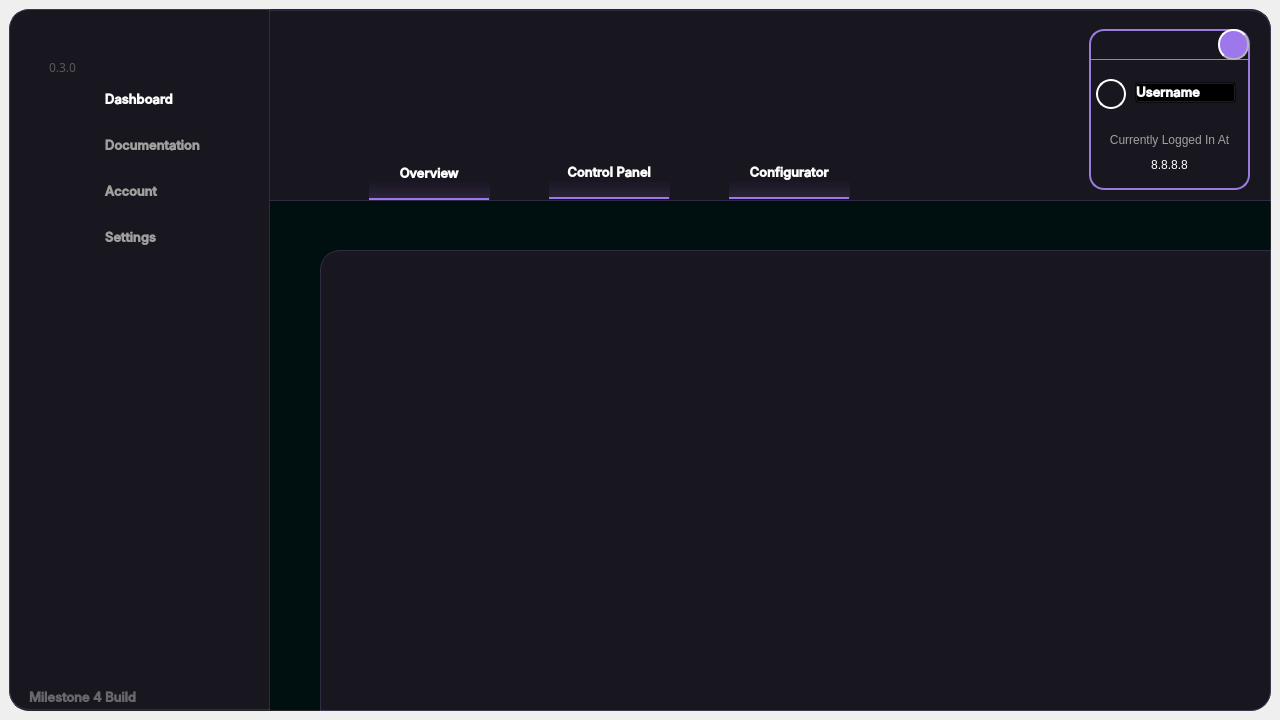
ameasere/Polaris, file UI/main.ui: the form before one commit.
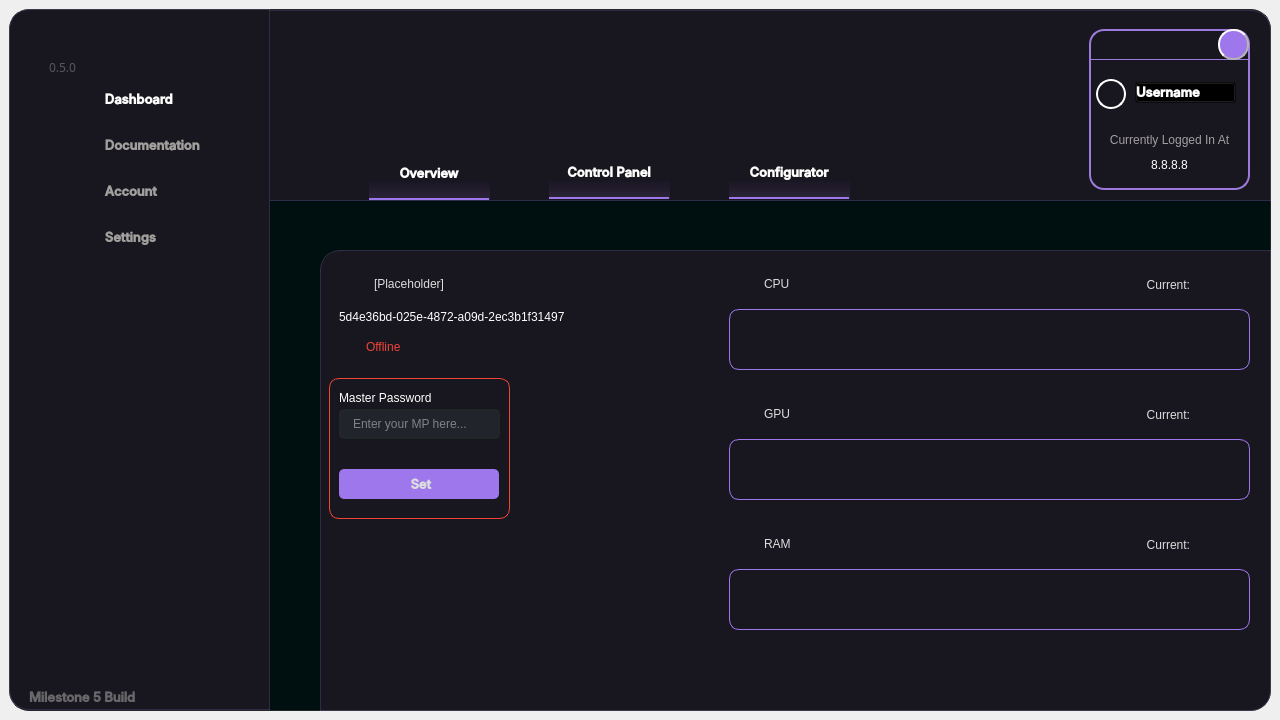
The form after the commit. The open tabs and pages were chosen to show the change. Icons and pictures are not drawn.

What changed in the file:
```diff
--- a/UI/main.ui
+++ b/UI/main.ui
@@ -1463,7 +1463,7 @@
 text-align: left;</string>
        </property>
        <property name="text">
-        <string>Milestone 4 Build</string>
+        <string>Milestone 5 Build</string>
        </property>
        <property name="alignment">
         <set>Qt::AlignLeading|Qt::AlignLeft|Qt::AlignVCenter</set>
@@ -1499,7 +1499,7 @@
 text-align: left;</string>
        </property>
        <property name="text">
-        <string>0.3.0</string>
+        <string>0.5.0</string>
        </property>
        <property name="alignment">
         <set>Qt::AlignLeading|Qt::AlignLeft|Qt::AlignVCenter</set>
@@ -1914,7 +1914,636 @@
            </property>
           </widget>
          </widget>
-         <widget class="QWidget" name="overview"/>
+         <widget class="QWidget" name="overview">
+          <widget class="QLabel" name="overview_icon">
+           <property name="geometry">
+            <rect>
+             <x>10</x>
+             <y>10</y>
+             <width>31</width>
+             <height>31</height>
+            </rect>
+           </property>
+           <property name="styleSheet">
+            <string notr="true"/>
+           </property>
+           <property name="text">
+            <string/>
+           </property>
+           <property name="pixmap">
+            <pixmap resource="resources.qrc">:/icons/images/icons/server.png</pixmap>
+           </property>
+           <property name="scaledContents">
+            <bool>false</bool>
+           </property>
+          </widget>
+          <widget class="QLabel" name="overview_hsm_name">
+           <property name="geometry">
+            <rect>
+             <x>45</x>
+             <y>9</y>
+             <width>171</width>
+             <height>31</height>
+            </rect>
+           </property>
+           <property name="styleSheet">
+            <string notr="true">font: 700 12pt &quot;Inter Medium&quot;;</string>
+           </property>
+           <property name="text">
+            <string>[Placeholder]</string>
+           </property>
+          </widget>
+          <widget class="QPushButton" name="overview_auth_btn">
+           <property name="geometry">
+            <rect>
+             <x>10</x>
+             <y>210</y>
+             <width>160</width>
+             <height>30</height>
+            </rect>
+           </property>
+           <property name="minimumSize">
+            <size>
+             <width>150</width>
+             <height>30</height>
+            </size>
+           </property>
+           <property name="font">
+            <font>
+             <family>Inter Medium</family>
+             <pointsize>10</pointsize>
+             <italic>false</italic>
+             <bold>true</bold>
+            </font>
+           </property>
+           <property name="cursor">
+            <cursorShape>PointingHandCursor</cursorShape>
+           </property>
+           <property name="styleSheet">
+            <string notr="true">QPushButton {
+background-color: #9e77ed;
+font: 600 10pt &quot;Inter Medium&quot;;
+border-radius: 5px;
+}
+QPushButton:hover {
+	background-color: rgb(168, 128, 255);
+	border-radius: 4px;
+}
+QPushButton:pressed {	
+	background-color: rgb(255, 243, 239);
+	font: 600 10pt &quot;Inter Medium&quot;;
+	icon: url(:/icons/images/icons/log-in_purple.png);
+	color: #9e77ed;
+	border-radius: 5px;
+}
+</string>
+           </property>
+           <property name="text">
+            <string> Set</string>
+           </property>
+           <property name="icon">
+            <iconset resource="resources.qrc">
+             <normaloff>:/icons/images/icons/lock.png</normaloff>:/icons/images/icons/lock.png</iconset>
+           </property>
+          </widget>
+          <widget class="QLabel" name="overview_mp_label">
+           <property name="geometry">
+            <rect>
+             <x>10</x>
+             <y>129</y>
+             <width>151</width>
+             <height>20</height>
+            </rect>
+           </property>
+           <property name="styleSheet">
+            <string notr="true">background-color: transparent;
+font: 600 10pt &quot;Inter Medium&quot;;
+text-align: left;
+color: #fff;
+border-radius: 5px;</string>
+           </property>
+           <property name="lineWidth">
+            <number>1</number>
+           </property>
+           <property name="text">
+            <string>Master Password</string>
+           </property>
+           <property name="alignment">
+            <set>Qt::AlignLeading|Qt::AlignLeft|Qt::AlignVCenter</set>
+           </property>
+          </widget>
+          <widget class="QLineEdit" name="overview_masterpw_field">
+           <property name="geometry">
+            <rect>
+             <x>10</x>
+             <y>150</y>
+             <width>161</width>
+             <height>30</height>
+            </rect>
+           </property>
+           <property name="minimumSize">
+            <size>
+             <width>0</width>
+             <height>30</height>
+            </size>
+           </property>
+           <property name="styleSheet">
+            <string notr="true">background-color: rgb(33, 37, 43);
+font: 600 10pt &quot;Inter Medium&quot;;</string>
+           </property>
+           <property name="inputMask">
+            <string/>
+           </property>
+           <property name="text">
+            <string/>
+           </property>
+           <property name="echoMode">
+            <enum>QLineEdit::Password</enum>
+           </property>
+           <property name="placeholderText">
+            <string>Enter your MP here...</string>
+           </property>
+          </widget>
+          <widget class="QLabel" name="overview_auth_icon">
+           <property name="geometry">
+            <rect>
+             <x>10</x>
+             <y>80</y>
+             <width>16</width>
+             <height>16</height>
+            </rect>
+           </property>
+           <property name="styleSheet">
+            <string notr="true"/>
+           </property>
+           <property name="text">
+            <string/>
+           </property>
+           <property name="pixmap">
+            <pixmap resource="resources.qrc">:/icons/images/icons/unauthenticated.png</pixmap>
+           </property>
+           <property name="scaledContents">
+            <bool>false</bool>
+           </property>
+          </widget>
+          <widget class="QLabel" name="overview_auth_label">
+           <property name="geometry">
+            <rect>
+             <x>37</x>
+             <y>80</y>
+             <width>121</width>
+             <height>16</height>
+            </rect>
+           </property>
+           <property name="styleSheet">
+            <string notr="true">font: 700 10pt &quot;Inter Medium&quot;;
+color: #F04438;</string>
+           </property>
+           <property name="text">
+            <string>Offline</string>
+           </property>
+          </widget>
+          <widget class="QLabel" name="auth_area_border">
+           <property name="geometry">
+            <rect>
+             <x>0</x>
+             <y>119</y>
+             <width>181</width>
+             <height>141</height>
+            </rect>
+           </property>
+           <property name="styleSheet">
+            <string notr="true">border: 1px solid #F04438;
+border-radius: 10px;</string>
+           </property>
+           <property name="lineWidth">
+            <number>1</number>
+           </property>
+           <property name="text">
+            <string/>
+           </property>
+           <property name="alignment">
+            <set>Qt::AlignLeading|Qt::AlignLeft|Qt::AlignVCenter</set>
+           </property>
+          </widget>
+          <widget class="QLabel" name="overview_icon_3">
+           <property name="geometry">
+            <rect>
+             <x>400</x>
+             <y>10</y>
+             <width>31</width>
+             <height>31</height>
+            </rect>
+           </property>
+           <property name="styleSheet">
+            <string notr="true"/>
+           </property>
+           <property name="text">
+            <string/>
+           </property>
+           <property name="pixmap">
+            <pixmap resource="resources.qrc">:/icons/images/icons/cpu.png</pixmap>
+           </property>
+           <property name="scaledContents">
+            <bool>false</bool>
+           </property>
+          </widget>
+          <widget class="QLabel" name="overview_cpu">
+           <property name="geometry">
+            <rect>
+             <x>435</x>
+             <y>9</y>
+             <width>41</width>
+             <height>31</height>
+            </rect>
+           </property>
+           <property name="styleSheet">
+            <string notr="true">font: 700 12pt &quot;Inter Medium&quot;;</string>
+           </property>
+           <property name="text">
+            <string>CPU</string>
+           </property>
+          </widget>
+          <widget class="QLabel" name="overview_mid">
+           <property name="geometry">
+            <rect>
+             <x>10</x>
+             <y>50</y>
+             <width>281</width>
+             <height>16</height>
+            </rect>
+           </property>
+           <property name="styleSheet">
+            <string notr="true">font: 700 10pt &quot;Inter Medium&quot;;
+color: #fff</string>
+           </property>
+           <property name="text">
+            <string>5d4e36bd-025e-4872-a09d-2ec3b1f31497</string>
+           </property>
+          </widget>
+          <widget class="QLabel" name="overview_icon_4">
+           <property name="geometry">
+            <rect>
+             <x>130</x>
+             <y>130</y>
+             <width>16</width>
+             <height>16</height>
+            </rect>
+           </property>
+           <property name="toolTip">
+            <string>&lt;html&gt;&lt;head/&gt;&lt;body&gt;&lt;p&gt;Upon logging in, you need to set the master password for this machine to authenticate yourself to the HSM.&lt;/p&gt;&lt;/body&gt;&lt;/html&gt;</string>
+           </property>
+           <property name="styleSheet">
+            <string notr="true"/>
+           </property>
+           <property name="text">
+            <string/>
+           </property>
+           <property name="pixmap">
+            <pixmap resource="resources.qrc">:/icons/images/icons/info.png</pixmap>
+           </property>
+           <property name="scaledContents">
+            <bool>false</bool>
+           </property>
+          </widget>
+          <widget class="QLabel" name="responselabel2">
+           <property name="geometry">
+            <rect>
+             <x>290</x>
+             <y>400</y>
+             <width>351</width>
+             <height>41</height>
+            </rect>
+           </property>
+           <property name="styleSheet">
+            <string notr="true">color: rgb(113, 126, 149);</string>
+           </property>
+           <property name="lineWidth">
+            <number>1</number>
+           </property>
+           <property name="text">
+            <string/>
+           </property>
+           <property name="alignment">
+            <set>Qt::AlignCenter</set>
+           </property>
+          </widget>
+          <widget class="QLabel" name="cpu_area_border">
+           <property name="geometry">
+            <rect>
+             <x>400</x>
+             <y>50</y>
+             <width>521</width>
+             <height>61</height>
+            </rect>
+           </property>
+           <property name="styleSheet">
+            <string notr="true">border: 1px solid #9e77ed;
+border-radius: 10px;</string>
+           </property>
+           <property name="lineWidth">
+            <number>1</number>
+           </property>
+           <property name="text">
+            <string/>
+           </property>
+           <property name="alignment">
+            <set>Qt::AlignLeading|Qt::AlignLeft|Qt::AlignVCenter</set>
+           </property>
+          </widget>
+          <widget class="QWidget" name="verticalLayoutWidget">
+           <property name="geometry">
+            <rect>
+             <x>409</x>
+             <y>60</y>
+             <width>501</width>
+             <height>41</height>
+            </rect>
+           </property>
+           <layout class="QVBoxLayout" name="cpu_layout"/>
+          </widget>
+          <widget class="QLabel" name="overview_cpu_current">
+           <property name="geometry">
+            <rect>
+             <x>870</x>
+             <y>10</y>
+             <width>41</width>
+             <height>31</height>
+            </rect>
+           </property>
+           <property name="styleSheet">
+            <string notr="true">font: 700 12pt &quot;Inter Medium&quot;;
+color: #9e77ed;</string>
+           </property>
+           <property name="text">
+            <string/>
+           </property>
+          </widget>
+          <widget class="QLabel" name="overview_cpu_2">
+           <property name="geometry">
+            <rect>
+             <x>790</x>
+             <y>10</y>
+             <width>71</width>
+             <height>31</height>
+            </rect>
+           </property>
+           <property name="styleSheet">
+            <string notr="true">font: 700 12pt &quot;Inter Medium&quot;;</string>
+           </property>
+           <property name="text">
+            <string>Current:</string>
+           </property>
+           <property name="alignment">
+            <set>Qt::AlignRight|Qt::AlignTrailing|Qt::AlignVCenter</set>
+           </property>
+          </widget>
+          <widget class="QLabel" name="overview_gpu">
+           <property name="geometry">
+            <rect>
+             <x>435</x>
+             <y>139</y>
+             <width>41</width>
+             <height>31</height>
+            </rect>
+           </property>
+           <property name="styleSheet">
+            <string notr="true">font: 700 12pt &quot;Inter Medium&quot;;</string>
+           </property>
+           <property name="text">
+            <string>GPU</string>
+           </property>
+          </widget>
+          <widget class="QLabel" name="gpu_area_border">
+           <property name="geometry">
+            <rect>
+             <x>400</x>
+             <y>180</y>
+             <width>521</width>
+             <height>61</height>
+            </rect>
+           </property>
+           <property name="styleSheet">
+            <string notr="true">border: 1px solid #9e77ed;
+border-radius: 10px;</string>
+           </property>
+           <property name="lineWidth">
+            <number>1</number>
+           </property>
+           <property name="text">
+            <string/>
+           </property>
+           <property name="alignment">
+            <set>Qt::AlignLeading|Qt::AlignLeft|Qt::AlignVCenter</set>
+           </property>
+          </widget>
+          <widget class="QWidget" name="verticalLayoutWidget_2">
+           <property name="geometry">
+            <rect>
+             <x>409</x>
+             <y>190</y>
+             <width>501</width>
+             <height>41</height>
+            </rect>
+           </property>
+           <layout class="QVBoxLayout" name="gpu_layout"/>
+          </widget>
+          <widget class="QLabel" name="overview_icon_5">
+           <property name="geometry">
+            <rect>
+             <x>400</x>
+             <y>140</y>
+             <width>31</width>
+             <height>31</height>
+            </rect>
+           </property>
+           <property name="styleSheet">
+            <string notr="true"/>
+           </property>
+           <property name="text">
+            <string/>
+           </property>
+           <property name="pixmap">
+            <pixmap resource="resources.qrc">:/icons/images/icons/gpu.png</pixmap>
+           </property>
+           <property name="scaledContents">
+            <bool>false</bool>
+           </property>
+          </widget>
+          <widget class="QLabel" name="overview_cpu_4">
+           <property name="geometry">
+            <rect>
+             <x>790</x>
+             <y>140</y>
+             <width>71</width>
+             <height>31</height>
+            </rect>
+           </property>
+           <property name="styleSheet">
+            <string notr="true">font: 700 12pt &quot;Inter Medium&quot;;</string>
+           </property>
+           <property name="text">
+            <string>Current:</string>
+           </property>
+           <property name="alignment">
+            <set>Qt::AlignRight|Qt::AlignTrailing|Qt::AlignVCenter</set>
+           </property>
+          </widget>
+          <widget class="QLabel" name="overview_gpu_current">
+           <property name="geometry">
+            <rect>
+             <x>870</x>
+             <y>140</y>
+             <width>41</width>
+             <height>31</height>
+            </rect>
+           </property>
+           <property name="styleSheet">
+            <string notr="true">font: 700 12pt &quot;Inter Medium&quot;;
+color: #9e77ed;</string>
+           </property>
+           <property name="text">
+            <string/>
+           </property>
+          </widget>
+          <widget class="QLabel" name="overview_icon_6">
+           <property name="geometry">
+            <rect>
+             <x>400</x>
+             <y>270</y>
+             <width>31</width>
+             <height>31</height>
+            </rect>
+           </property>
+           <property name="styleSheet">
+            <string notr="true"/>
+           </property>
+           <property name="text">
+            <string/>
+           </property>
+           <property name="pixmap">
+            <pixmap resource="resources.qrc">:/icons/images/icons/ram.png</pixmap>
+           </property>
+           <property name="scaledContents">
+            <bool>false</bool>
+           </property>
+          </widget>
+          <widget class="QLabel" name="overview_ram">
+           <property name="geometry">
+            <rect>
+             <x>435</x>
+             <y>269</y>
+             <width>41</width>
+             <height>31</height>
+            </rect>
+           </property>
+           <property name="styleSheet">
+            <string notr="true">font: 700 12pt &quot;Inter Medium&quot;;</string>
+           </property>
+           <property name="text">
+            <string>RAM</string>
+           </property>
+          </widget>
+          <widget class="QLabel" name="overview_ram_2">
+           <property name="geometry">
+            <rect>
+             <x>790</x>
+             <y>270</y>
+             <width>71</width>
+             <height>31</height>
+            </rect>
+           </property>
+           <property name="styleSheet">
+            <string notr="true">font: 700 12pt &quot;Inter Medium&quot;;</string>
+           </property>
+           <property name="text">
+            <string>Current:</string>
+           </property>
+           <property name="alignment">
+            <set>Qt::AlignRight|Qt::AlignTrailing|Qt::AlignVCenter</set>
+           </property>
+          </widget>
+          <widget class="QWidget" name="verticalLayoutWidget_3">
+           <property name="geometry">
+            <rect>
+             <x>410</x>
+             <y>320</y>
+             <width>501</width>
+             <height>41</height>
+            </rect>
+           </property>
+           <layout class="QVBoxLayout" name="ram_layout"/>
+          </widget>
+          <widget class="QLabel" name="overview_ram_current">
+           <property name="geometry">
+            <rect>
+             <x>870</x>
+             <y>270</y>
+             <width>41</width>
+             <height>31</height>
+            </rect>
+           </property>
+           <property name="styleSheet">
+            <string notr="true">font: 700 12pt &quot;Inter Medium&quot;;
+color: #9e77ed;</string>
+           </property>
+           <property name="text">
+            <string/>
+           </property>
+          </widget>
+          <widget class="QLabel" name="gpu_area_border_2">
+           <property name="geometry">
+            <rect>
+             <x>400</x>
+             <y>310</y>
+             <width>521</width>
+             <height>61</height>
+            </rect>
+           </property>
+           <property name="styleSheet">
+            <string notr="true">border: 1px solid #9e77ed;
+border-radius: 10px;</string>
+           </property>
+           <property name="lineWidth">
+            <number>1</number>
+           </property>
+           <property name="text">
+            <string/>
+           </property>
+           <property name="alignment">
+            <set>Qt::AlignLeading|Qt::AlignLeft|Qt::AlignVCenter</set>
+           </property>
+          </widget>
+          <zorder>auth_area_border</zorder>
+          <zorder>overview_icon</zorder>
+          <zorder>overview_hsm_name</zorder>
+          <zorder>overview_auth_btn</zorder>
+          <zorder>overview_mp_label</zorder>
+          <zorder>overview_masterpw_field</zorder>
+          <zorder>overview_auth_icon</zorder>
+          <zorder>overview_auth_label</zorder>
+          <zorder>overview_icon_3</zorder>
+          <zorder>overview_cpu</zorder>
+          <zorder>overview_mid</zorder>
+          <zorder>overview_icon_4</zorder>
+          <zorder>responselabel2</zorder>
+          <zorder>cpu_area_border</zorder>
+          <zorder>verticalLayoutWidget</zorder>
+          <zorder>overview_cpu_current</zorder>
+          <zorder>overview_cpu_2</zorder>
+          <zorder>overview_gpu</zorder>
+          <zorder>gpu_area_border</zorder>
+          <zorder>verticalLayoutWidget_2</zorder>
+          <zorder>overview_icon_5</zorder>
+          <zorder>overview_cpu_4</zorder>
+          <zorder>overview_gpu_current</zorder>
+          <zorder>overview_icon_6</zorder>
+          <zorder>overview_ram</zorder>
+          <zorder>overview_ram_2</zorder>
+          <zorder>verticalLayoutWidget_3</zorder>
+          <zorder>overview_ram_current</zorder>
+          <zorder>gpu_area_border_2</zorder>
+         </widget>
         </widget>
        </widget>
        <widget class="QWidget" name="configurator"/>
```
Left out of the diff: 9 changed lines with no effect on the pictures.
